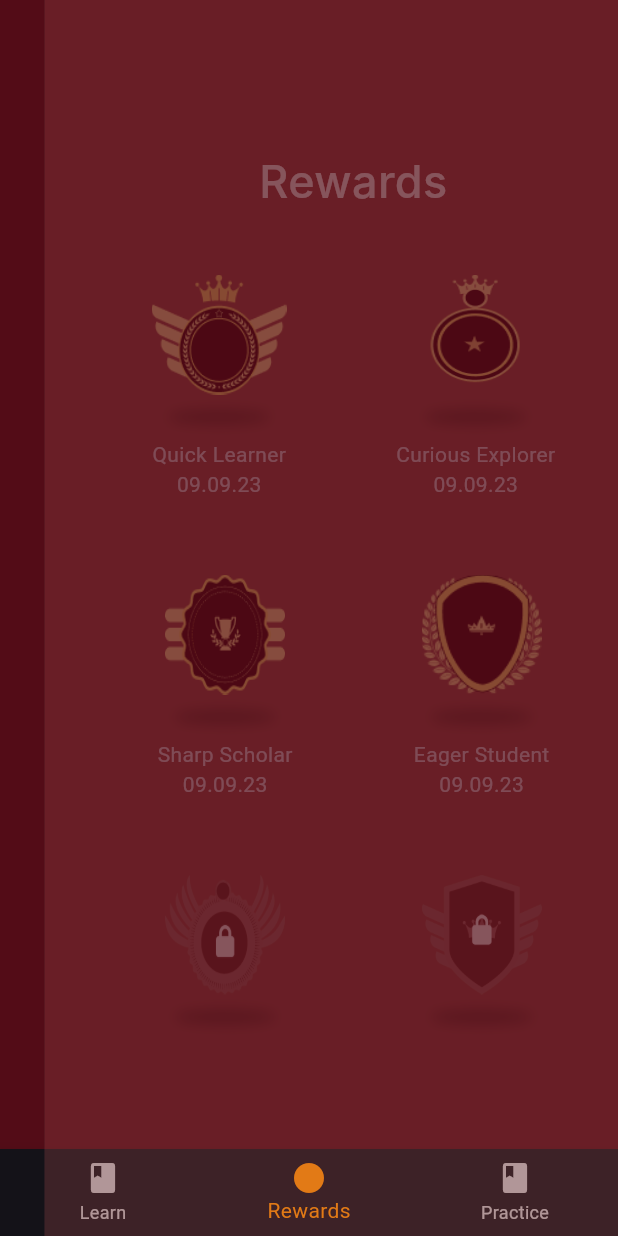
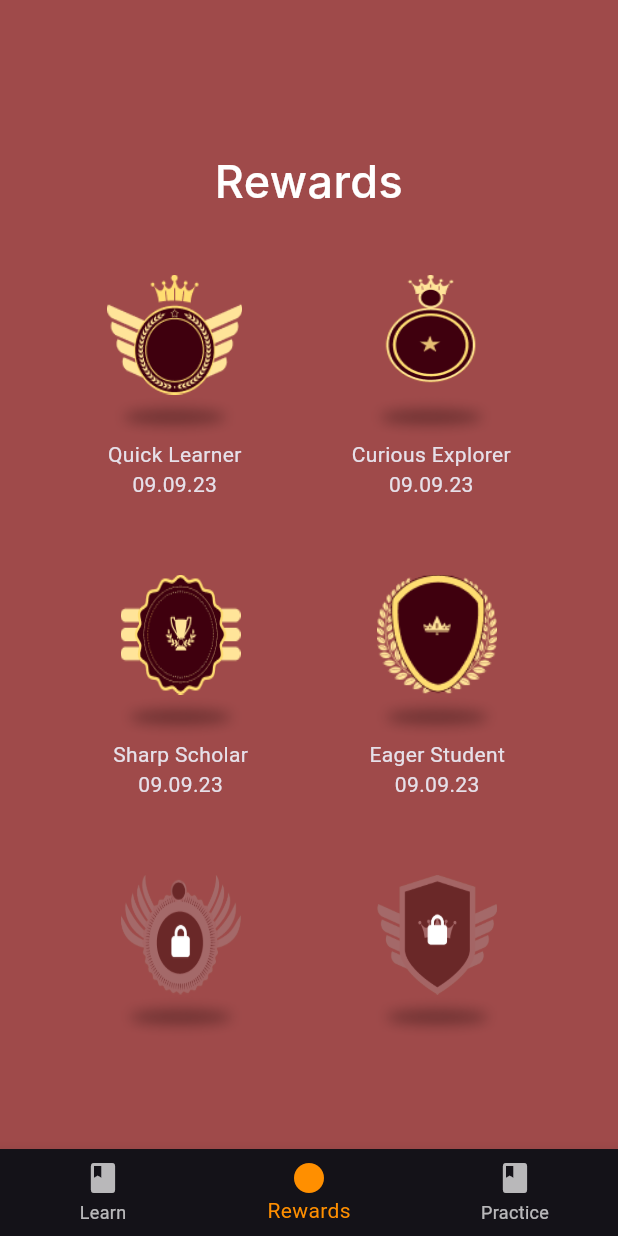
Before and after one commit to chandniswarnkar/lcc_amplify_app, a Flutter app: the screen it shows after launch, item 2 of the bottom bar chosen, on a phone screen of 412 x 824 dp. Run offline on Flutter 3.47's test engine with Material 3 defaults, Android fonts, the phone set to English and light mode, and no system bars; our stand-ins replace carousel_slider, countup, video_player; missing offline and left inert: flippy, flutter_splash_screen; Roboto replaces fonts that are missing (Inter).

Commit message:
demo chages

```diff
--- a/lib/levelcompletion_video_screen.dart
+++ b/lib/levelcompletion_video_screen.dart
@@ -43,6 +43,7 @@ class _VideoPlayerScreenState extends State<VideoPlayerScreen> {
           timer.cancel();
         }
       });
+
     });
   }
 
--- a/lib/rewards_page.dart
+++ b/lib/rewards_page.dart
@@ -8,22 +8,21 @@ class RewardsPage extends StatefulWidget {
 }
 
 class _RewardsPageState extends State<RewardsPage> {
+  bool isIconsPresented = false;
   @override
   Widget build(BuildContext context) {
     Timer(Duration(seconds: 1), () {
-      Navigator.push(
-          context,
-          MaterialPageRoute<Null>(
-            builder: (BuildContext context) {
-              return RewardsIcons();
-            },
-            fullscreenDialog: true,
-          ));
+      if (this.mounted) {
+        setState(() {
+          isIconsPresented = true;
+        });
+      }
     });
 
     return Scaffold(
 
-      body: Container(
+      body: isIconsPresented ? RewardsIcons()
+            : Container(
           color: const Color(0xFF530C17)
           // child: Text('Reward'),
         ),
@@ -42,7 +41,7 @@ class RewardsIcons extends StatelessWidget {
               padding:EdgeInsets.all(40),
               children: [
                 SizedBox(height: 80,),
-                Text(
+                const Text(
                   'Rewards',
                   textAlign: TextAlign.center,
                   style: TextStyle(
@@ -59,7 +58,7 @@ class RewardsIcons extends StatelessWidget {
                   children: [Container(child:Column(children: [Container(
                   width: 90,
                   height: 80,
-                  decoration: BoxDecoration(
+                  decoration: const BoxDecoration(
                     image: DecorationImage(
                       image: AssetImage("assets/images/quick_learner.png"),
                       fit: BoxFit.fill,
@@ -97,7 +96,7 @@ class RewardsIcons extends StatelessWidget {
                   children: [ Container(child:Column(children: [Container(
                   width: 80,
                   height: 80,
-                  decoration: BoxDecoration(
+                  decoration: const BoxDecoration(
                     image: DecorationImage(
                       image: AssetImage("assets/images/sharp_scholar.png"),
                       fit: BoxFit.fill,
@@ -134,7 +133,7 @@ class RewardsIcons extends StatelessWidget {
                   children: [ Container(child:Column(children: [Container(
                   width: 80,
                   height: 80,
-                  decoration: BoxDecoration(
+                  decoration: const BoxDecoration(
                     image: DecorationImage(
                       image: AssetImage("assets/images/good_player_lock.png"),
                       fit: BoxFit.fill,
@@ -151,7 +150,7 @@ class RewardsIcons extends StatelessWidget {
                     Container(child:Column(children: [Container(
                   width: 80,
                   height: 80,
-                  decoration: BoxDecoration(
+                  decoration: const BoxDecoration(
                     image: DecorationImage(
                       image: AssetImage("assets/images/king_player_lock.png"),
                       fit: BoxFit.fill,
```
Also changed, not shown: lib/common/wrong_ans_component.dart (+8 -7 lines), lib/know_your_card.dart (+63 -21 lines), lib/kyc_bottom_card.dart (+40 -3 lines).
